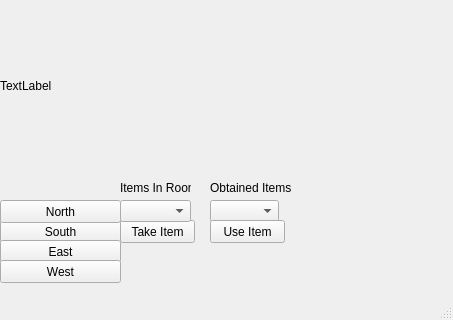
The window that mainwindow.ui (kevm123/MoynoonanQT) describes before a commit, drawn with Qt 5; both pictures show x 0 to 453 and y 167 to 487 of the 453 by 487 pixel window.
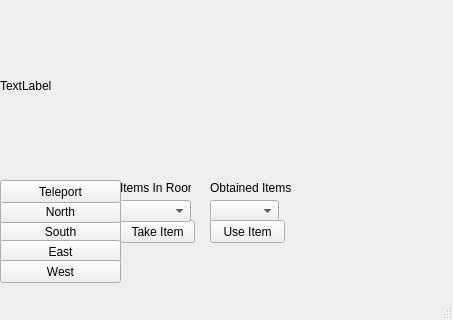
The same window after the commit.

The edit to the form file:
```diff
--- a/mainwindow.ui
+++ b/mainwindow.ui
@@ -167,6 +167,19 @@
      <string>Obtained Items</string>
     </property>
    </widget>
+   <widget class="QPushButton" name="teleportButton">
+    <property name="geometry">
+     <rect>
+      <x>0</x>
+      <y>330</y>
+      <width>121</width>
+      <height>23</height>
+     </rect>
+    </property>
+    <property name="text">
+     <string>Teleport</string>
+    </property>
+   </widget>
   </widget>
   <widget class="QMenuBar" name="menuBar">
    <property name="geometry">
```
